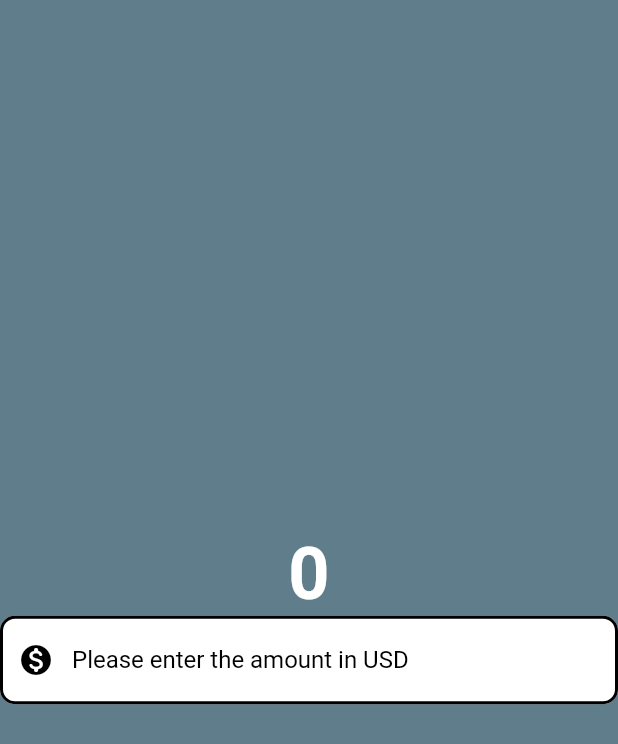
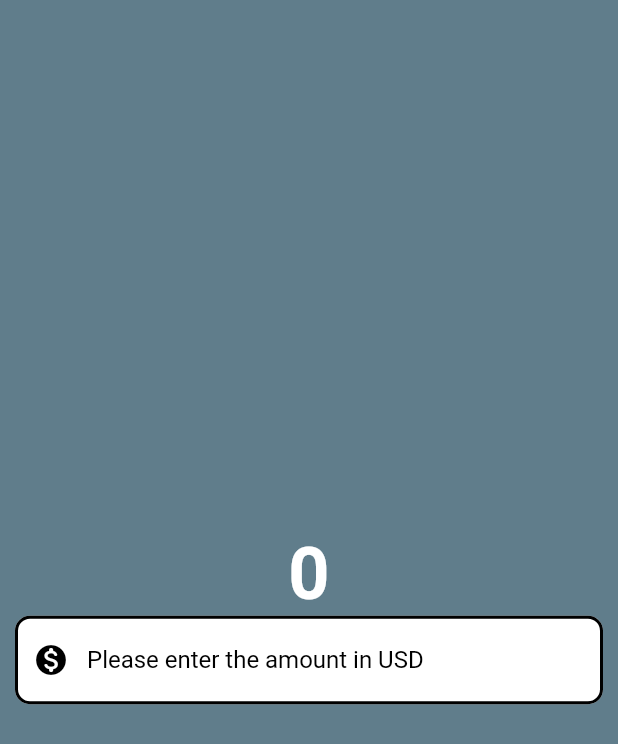
Before and after one commit to tynchtykkg/currency_converter_app, a Flutter app: the screen it shows after launch, on a phone screen of 412 x 824 dp. Shown: the top 744 px of the screen. Run offline on Flutter 3.47's test engine with Material 2 defaults, Android fonts, the phone set to English and light mode, and no system bars.

Commit message:
padding widget

```diff
--- a/lib/currency_converter_material_page.dart
+++ b/lib/currency_converter_material_page.dart
@@ -28,7 +28,11 @@ class CurrencyConverterMaterialPage extends StatelessWidget {
                 color: Color.fromARGB(255, 255, 255, 255),
               ),
             ),
-            TextField(
+            Padding(
+              padding: const EdgeInsets.symmetric(
+                horizontal: 10,
+              ),
+              child: TextField(
                 style: const TextStyle(
                   color: Colors.black,
                 ),
@@ -44,6 +48,10 @@ class CurrencyConverterMaterialPage extends StatelessWidget {
                   focusedBorder: border,
                   enabledBorder: border,
                 ),
+                keyboardType: const TextInputType.numberWithOptions(
+                  decimal: true,
+                ),
+              ),
             ),
           ],
         ),
```
Lines whose indentation alone changed are shown as unchanged.
